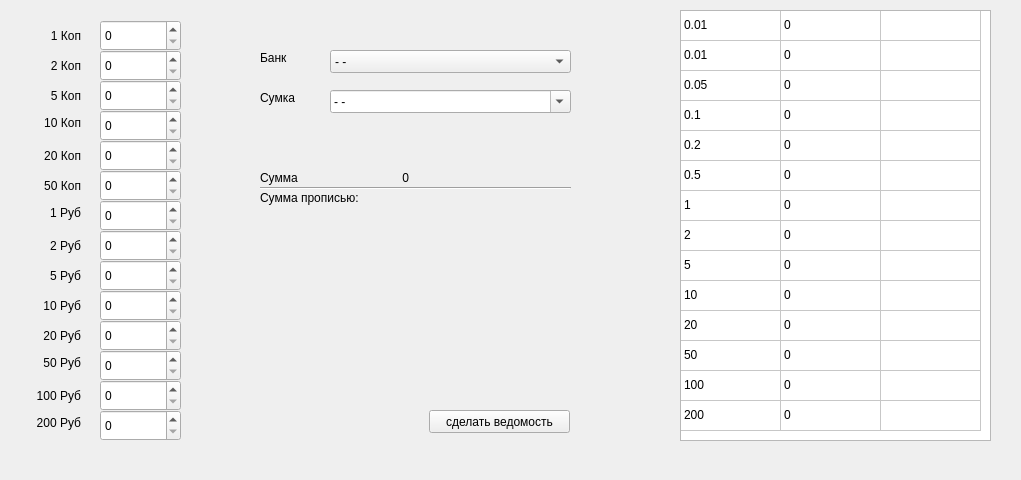
Before: the Qt Designer form mainwindow.ui in ghrono/inkass, drawn with Qt 5.
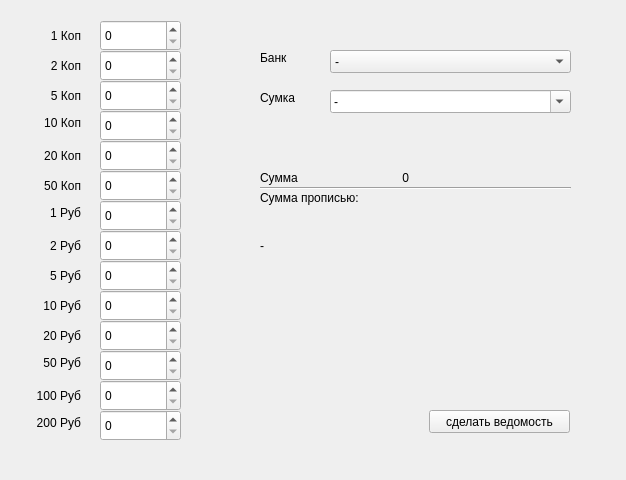
After: the same form once the commit is applied.

Patch:
```diff
--- a/mainwindow.ui
+++ b/mainwindow.ui
@@ -6,7 +6,7 @@
    <rect>
     <x>0</x>
     <y>0</y>
-    <width>1021</width>
+    <width>626</width>
     <height>480</height>
    </rect>
   </property>
@@ -489,7 +489,7 @@
     </property>
     <item>
      <property name="text">
-      <string>- -</string>
+      <string>-</string>
      </property>
     </item>
     <item>
@@ -595,18 +595,21 @@
       <x>260</x>
       <y>210</y>
       <width>331</width>
-      <height>121</height>
+      <height>71</height>
      </rect>
     </property>
     <property name="locale">
      <locale language="English" country="UnitedStates"/>
     </property>
     <property name="text">
-     <string/>
+     <string>-</string>
     </property>
     <property name="alignment">
      <set>Qt::AlignLeading|Qt::AlignLeft|Qt::AlignVCenter</set>
     </property>
+    <property name="wordWrap">
+     <bool>true</bool>
+    </property>
    </widget>
    <widget class="QComboBox" name="comboBox_2">
     <property name="geometry">
@@ -622,7 +625,7 @@
     </property>
     <item>
      <property name="text">
-      <string>- -</string>
+      <string>-</string>
      </property>
     </item>
    </widget>
```
Left out of the diff: 2 changed lines with no effect on the pictures.
